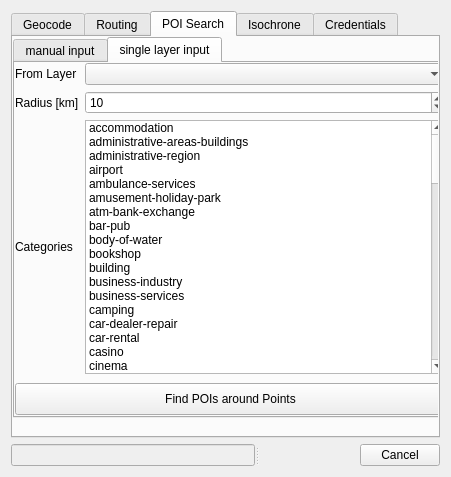
Old version of the form hqgis_dialog_base.ui in the repository riccardoklinger/Hqgis.
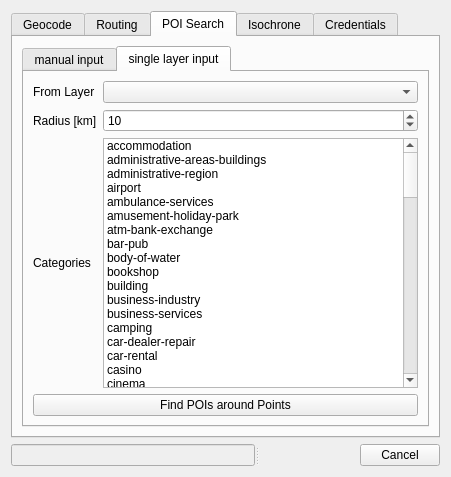
New version of the form. The open tabs and pages were chosen to show the change. Custom widgets are drawn as their Qt base class.

Commit message: UI scaling fix for all the tabs

```diff
--- a/hqgis_dialog_base.ui
+++ b/hqgis_dialog_base.ui
@@ -544,15 +544,9 @@
       <attribute name="title">
        <string>POI Search</string>
       </attribute>
+      <layout class="QHBoxLayout" name="horizontalLayout_4">
+       <item>
       <widget class="QTabWidget" name="tabWidget_4">
-       <property name="geometry">
-        <rect>
-         <x>0</x>
-         <y>0</y>
-         <width>441</width>
-         <height>381</height>
-        </rect>
-       </property>
        <property name="currentIndex">
         <number>0</number>
        </property>
@@ -1091,28 +1085,8 @@
         <attribute name="title">
          <string>single layer input</string>
         </attribute>
-        <widget class="QPushButton" name="findPOISButtonBatch">
-         <property name="geometry">
-          <rect>
-           <x>0</x>
-           <y>320</y>
-           <width>431</width>
-           <height>32</height>
-          </rect>
-         </property>
-         <property name="text">
-          <string>Find POIs around Points</string>
-         </property>
-        </widget>
-        <widget class="QWidget" name="gridLayoutWidget_7">
-         <property name="geometry">
-          <rect>
-           <x>0</x>
-           <y>0</y>
-           <width>431</width>
-           <height>311</height>
-          </rect>
-         </property>
+          <layout class="QVBoxLayout" name="verticalLayout_8">
+           <item>
          <layout class="QGridLayout" name="gridLayout_7">
           <item row="0" column="1">
            <widget class="QgsMapLayerComboBox" name="FindPOISLayer"/>
@@ -1576,9 +1550,19 @@
            </widget>
           </item>
          </layout>
-        </widget>
-       </widget>
-      </widget>
+           </item>
+           <item>
+            <widget class="QPushButton" name="findPOISButtonBatch">
+             <property name="text">
+              <string>Find POIs around Points</string>
+             </property>
+            </widget>
+           </item>
+          </layout>
+         </widget>
+        </widget>
+       </item>
+      </layout>
      </widget>
      <widget class="QWidget" name="tab_13">
       <attribute name="title">
```
Left out of the diff: 231 changed lines with no effect on the pictures. Lines whose indentation alone changed are shown as unchanged.
